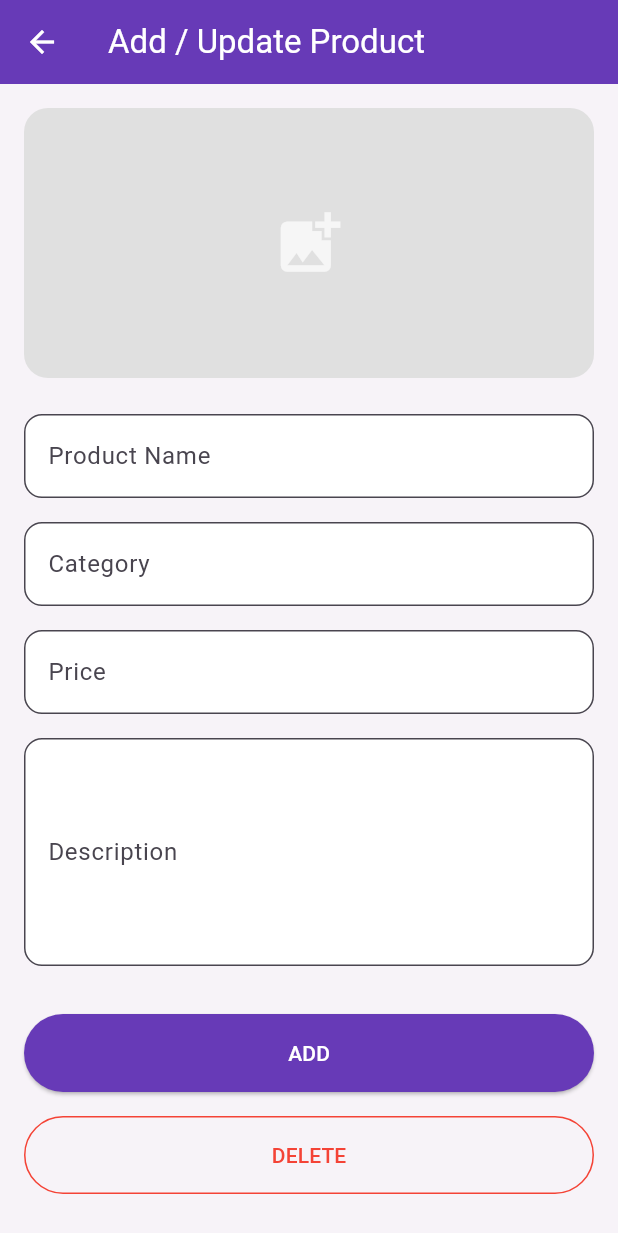
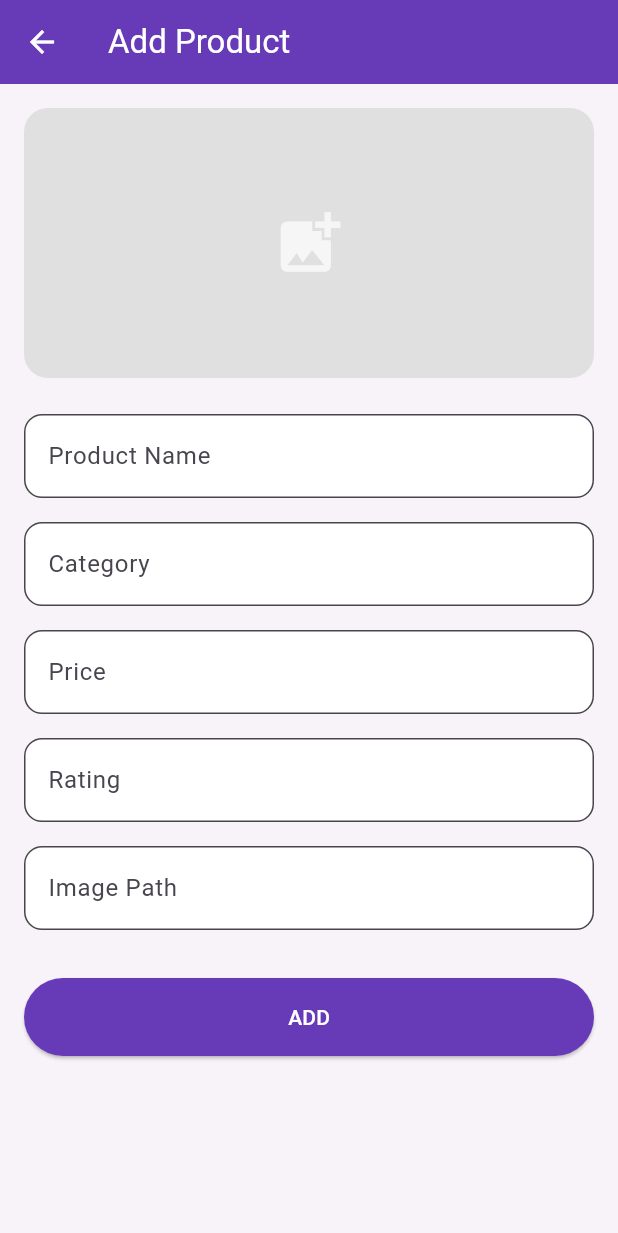
Before and after one commit to Hermi-git/2025-project-phase-mobile-tasks, a Flutter app: the AddUpdatePage screen opened by its route, on a phone screen of 412 x 824 dp. Shown: the top 1233 px of the screen. Run offline on Flutter 3.47's test engine with Material 3 defaults, Android fonts, the light colour scheme and no system bars.

Commit message:
feat: support update and delete functionality with data return on add/update page

```diff
--- a/mobile/hermela_andargie/lib/screens/add_update_page.dart
+++ b/mobile/hermela_andargie/lib/screens/add_update_page.dart
@@ -1,14 +1,58 @@
 import 'package:flutter/material.dart';
+import 'package:hermela_andargie/models/product.dart';
 
-class AddUpdatePage extends StatelessWidget {
-  const AddUpdatePage({super.key});
+class AddUpdatePage extends StatefulWidget {
+  final Product? product; // nullable – if null, we're adding
+
+  const AddUpdatePage({super.key, this.product});
+
+  @override
+  State<AddUpdatePage> createState() => _AddUpdatePageState();
+}
+
+class _AddUpdatePageState extends State<AddUpdatePage> {
+  late TextEditingController nameController;
+  late TextEditingController categoryController;
+  late TextEditingController priceController;
+  late TextEditingController ratingController;
+  late TextEditingController imagePathController;
+
+  @override
+  void initState() {
+    super.initState();
+    nameController = TextEditingController(text: widget.product?.name ?? '');
+    categoryController = TextEditingController(
+      text: widget.product?.category ?? '',
+    );
+    priceController = TextEditingController(
+      text: widget.product != null ? widget.product!.price.toString() : '',
+    );
+    ratingController = TextEditingController(
+      text: widget.product != null ? widget.product!.rating.toString() : '',
+    );
+    imagePathController = TextEditingController(
+      text: widget.product?.image ?? '',
+    );
+  }
+
+  @override
+  void dispose() {
+    nameController.dispose();
+    categoryController.dispose();
+    priceController.dispose();
+    ratingController.dispose();
+    imagePathController.dispose();
+    super.dispose();
+  }
 
   @override
   Widget build(BuildContext context) {
+    final isEditing = widget.product != null;
+
     return Scaffold(
       backgroundColor: const Color(0xFFF7F3F8),
       appBar: AppBar(
-        title: const Text("Add / Update Product"),
+        title: Text(isEditing ? "Update Product" : "Add Product"),
         backgroundColor: Colors.deepPurple,
         foregroundColor: Colors.white,
         elevation: 0,
@@ -19,10 +63,10 @@
           child: Column(
             crossAxisAlignment: CrossAxisAlignment.stretch,
             children: [
-              /// Upload Placeholder
+              /// Image Upload Placeholder
               GestureDetector(
                 onTap: () {
-                  // Image picker logic here
+                  // Optional: image picker logic
                 },
                 child: Container(
                   height: 180,
@@ -41,32 +85,65 @@
               ),
               const SizedBox(height: 24),
 
-              /// Text Fields
-              _buildTextField(label: "Product Name"),
+              /// Input Fields
+              _buildTextField(
+                label: "Product Name",
+                controller: nameController,
+              ),
               const SizedBox(height: 16),
-              _buildTextField(label: "Category"),
+              _buildTextField(
+                label: "Category",
+                controller: categoryController,
+              ),
               const SizedBox(height: 16),
               _buildTextField(
                 label: "Price",
+                controller: priceController,
                 keyboardType: TextInputType.number,
               ),
               const SizedBox(height: 16),
-              _buildTextField(label: "Description", maxLines: 5),
-
+              _buildTextField(
+                label: "Rating",
+                controller: ratingController,
+                keyboardType: TextInputType.number,
+              ),
+              const SizedBox(height: 16),
+              _buildTextField(
+                label: "Image Path",
+                controller: imagePathController,
+              ),
               const SizedBox(height: 32),
 
-              /// Buttons
+              /// Save Button
               ElevatedButton(
-                onPressed: () {},
+                onPressed: () {
+                  final newProduct = Product(
+                    name: nameController.text,
+                    category: categoryController.text,
+                    price: double.tryParse(priceController.text) ?? 0.0,
+                    rating: double.tryParse(ratingController.text) ?? 0.0,
+                    image: imagePathController.text,
+                  );
+
+                  Navigator.pop(context, newProduct);
+                },
                 style: ElevatedButton.styleFrom(
                   backgroundColor: Colors.deepPurple,
                   padding: const EdgeInsets.symmetric(vertical: 16),
                 ),
-                child: const Text("ADD", style: TextStyle(color: Colors.white)),
+                child: Text(
+                  isEditing ? "UPDATE" : "ADD",
+                  style: const TextStyle(color: Colors.white),
+                ),
               ),
               const SizedBox(height: 16),
+
+              /// Delete Button (only in edit mode)
+              if (isEditing)
                 OutlinedButton(
-                onPressed: () {},
+                  onPressed: () {
+                    Navigator.pop(context, 'delete'); // send delete signal
+                  },
                   style: OutlinedButton.styleFrom(
                     side: const BorderSide(color: Colors.red),
                     padding: const EdgeInsets.symmetric(vertical: 16),
@@ -85,10 +162,12 @@
 
   Widget _buildTextField({
     required String label,
+    required TextEditingController controller,
     int maxLines = 1,
     TextInputType keyboardType = TextInputType.text,
   }) {
     return TextField(
+      controller: controller,
       maxLines: maxLines,
       keyboardType: keyboardType,
       decoration: InputDecoration(
```
Lines whose indentation alone changed are shown as unchanged.
